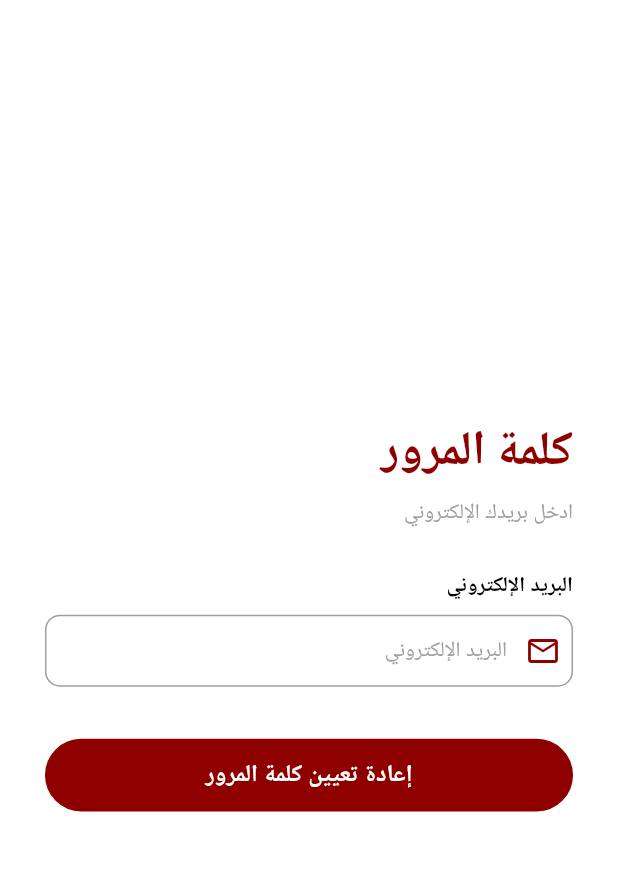
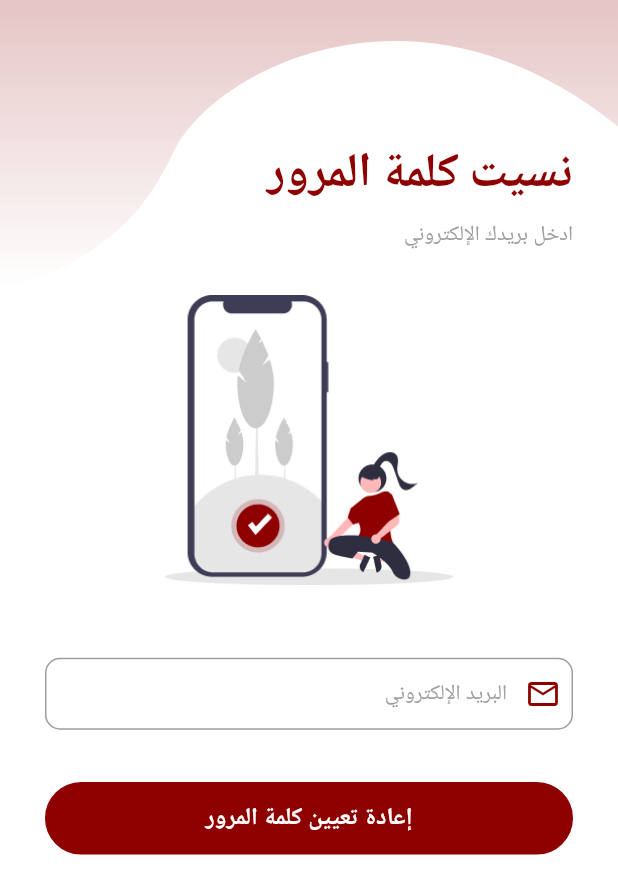
Before and after one commit to pavlysamir/post_bet_app, a Flutter app: the ForgetPasswordScreen screen opened by its route, on a phone screen of 412 x 824 dp. Shown: the top 894 px of the screen. Run offline on Flutter 3.47's test engine with Material 3 defaults, Android fonts, the phone set to English and light mode, and no system bars; our stand-ins replace bloc, dartz, dio, flutter_bloc, flutter_screenutil, get_it and 9 more; missing offline and left inert: flutter_windowmanager; accounts and stored records are empty; generated files the repository leaves out were written again; key blocks and very long unbroken strings in the code were emptied for the run.

Commit message:
Refactor authentication feature
- Delete unnecessary images and update Assets.dart
- Add new image for forget password screen
- Update UI for forget password and verify new password screens
- Add custom clip wave widget for forget password screen
- Update localization for "registerPassword" key to "Forget Password"

```diff
--- a/lib/core/Assets/Assets.dart
+++ b/lib/core/Assets/Assets.dart
@@ -33,4 +33,5 @@ class AssetsData {
 
   static const googleBusiness = 'assets/images/googleBusiness.png';
   static const postBetImage = 'assets/images/postbet_logo.png';
+  static const forgetPasswordImage = 'assets/images/otpImage.png';
 }
--- a/lib/features/authentication/presentation/views/forget_password_screen.dart
+++ b/lib/features/authentication/presentation/views/forget_password_screen.dart
@@ -2,11 +2,13 @@ import 'package:flutter/material.dart';
 import 'package:flutter_bloc/flutter_bloc.dart';
 import 'package:flutter_screenutil/flutter_screenutil.dart';
 import 'package:flutter_windowmanager/flutter_windowmanager.dart';
+import 'package:post_bet/core/Assets/Assets.dart';
 import 'package:post_bet/core/utils/app_router.dart';
 import 'package:post_bet/core/utils/widgets/custom_button_large.dart';
 import 'package:post_bet/core/utils/widgets/custom_form_field.dart';
 import 'package:post_bet/core/utils/widgets/custom_go_navigator.dart';
 import 'package:post_bet/features/authentication/presentation/manager/login_cubit/login_cubit.dart';
+import 'package:post_bet/features/authentication/presentation/views/widgets/custom_login_clip_wave.dart';
 import '../../../../../../core/utils/styles.dart';
 import '../../../../../../constants.dart';
 import 'package:flutter_gen/gen_l10n/app_localizations.dart';
@@ -41,16 +43,25 @@ class _LoginScreenState extends State<ForgetPasswordScreen> {
       },
       builder: (context, state) {
         return Scaffold(
-            body: Form(
+            body: SafeArea(
+          child: Form(
             key: LoginCubit.get(context)!.formVerifyEmailForgetOtpKey,
-          child: Center(
             child: SingleChildScrollView(
-              child: Padding(
+              child: Stack(
+                children: [
+                  CustomPaint(
+                    size: const Size(430, 194),
+                    painter: RPSCustomPainter(),
+                  ),
+                  Padding(
                     padding: const EdgeInsets.all(30.0),
                     child: Column(
                       crossAxisAlignment: CrossAxisAlignment.start,
                       mainAxisAlignment: MainAxisAlignment.start,
                       children: [
+                        SizedBox(
+                          height: 70.h,
+                        ),
                         Text(
                           AppLocalizations.of(context)!.registerPassword,
                           style: Theme.of(context)
@@ -64,12 +75,14 @@ class _LoginScreenState extends State<ForgetPasswordScreen> {
                         Text(AppLocalizations.of(context)!.enterEmail,
                             style: Styles.textStyle14Grey),
                         SizedBox(height: 30.h),
-                    Text(
-                      AppLocalizations.of(context)!.loginEmail,
-                      style: Theme.of(context).textTheme.titleLarge,
+                        Center(
+                          child: Image.asset(
+                            AssetsData.forgetPasswordImage,
+                            height: 200.h,
+                          ),
                         ),
                         SizedBox(
-                      height: 10.h,
+                          height: 50.h,
                         ),
                         CustomFormField(
                             prefixIcon: const Icon(
@@ -92,7 +105,8 @@ class _LoginScreenState extends State<ForgetPasswordScreen> {
                                 color: kPrimaryKey,
                               ))
                             : CustomButtonLarge(
-                            text: AppLocalizations.of(context)!.resetPassword,
+                                text:
+                                    AppLocalizations.of(context)!.resetPassword,
                                 color: kPrimaryKey,
                                 textColor: Colors.white,
                                 function: () {
@@ -106,6 +120,8 @@ class _LoginScreenState extends State<ForgetPasswordScreen> {
                       ],
                     ),
                   ),
+                ],
+              ),
             ),
           ),
         ));
--- a/lib/features/authentication/presentation/views/verfy_new_password_screen.dart
+++ b/lib/features/authentication/presentation/views/verfy_new_password_screen.dart
@@ -10,7 +10,6 @@ import 'package:post_bet/core/utils/widgets/custom_go_navigator.dart';
 import 'package:post_bet/features/authentication/data/repo/auth_repo.dart';
 import 'package:post_bet/features/authentication/presentation/manager/login_cubit/login_cubit.dart';
 import 'package:flutter_gen/gen_l10n/app_localizations.dart';
-
 import '../../../../../../core/utils/styles.dart';
 import '../../../../../../constants.dart';
 
@@ -51,7 +50,6 @@ class _LoginScreenState extends State<VerifyNewPasswordEmailScreen> {
           return Scaffold(
               body: Form(
             key: LoginCubit.get(context)!.formVerifyForgetOtpKey,
-            child: Center(
             child: SingleChildScrollView(
               child: Padding(
                 padding: const EdgeInsets.all(30.0),
@@ -111,12 +109,10 @@ class _LoginScreenState extends State<VerifyNewPasswordEmailScreen> {
                                   .formVerifyForgetOtpKey
                                   .currentState!
                                   .validate()) {
-                                  LoginCubit.get(context)!
-                                      .verfyNewPasswordOtp();
+                                LoginCubit.get(context)!.verfyNewPasswordOtp();
                               }
                             })
                   ],
-                  ),
                 ),
               ),
             ),
--- a/lib/l10n/app_ar.arb
+++ b/lib/l10n/app_ar.arb
@@ -22,7 +22,7 @@
   "loginButton": "تسجيل الدخول",
   "registerName": "الاسم",
   "registerEmail": "البريد الإلكتروني",
-  "registerPassword": "كلمة المرور",
+  "registerPassword": "نسيت كلمة المرور",
   "registerButton": "تسجيل",
   "forgotPassword": "نسيت كلمة المرور؟",
   "name": "الاسم",
--- a/lib/l10n/app_en.arb
+++ b/lib/l10n/app_en.arb
@@ -45,7 +45,7 @@
   "loginButton":"Login",
   "registerName":"Name",
   "registerEmail":"Email",
-  "registerPassword":"Password",
+  "registerPassword":"Forget Password",
   "registerButton":"Register",
   "forgotPassword":"Forgot Password?",
   "name":"Name",
```
Also changed, not shown: lib/features/authentication/presentation/views/widgets/custom_forgetPass_clip_wave.dart (added, +32 -0 lines), assets/images/LoginScreen_2.jpg (deleted), assets/images/forgetPasswordScreen.png (added), assets/images/loginScreen_1.jpg (deleted), assets/images/otpImage.png (added). Lines whose indentation alone changed are shown as unchanged.
